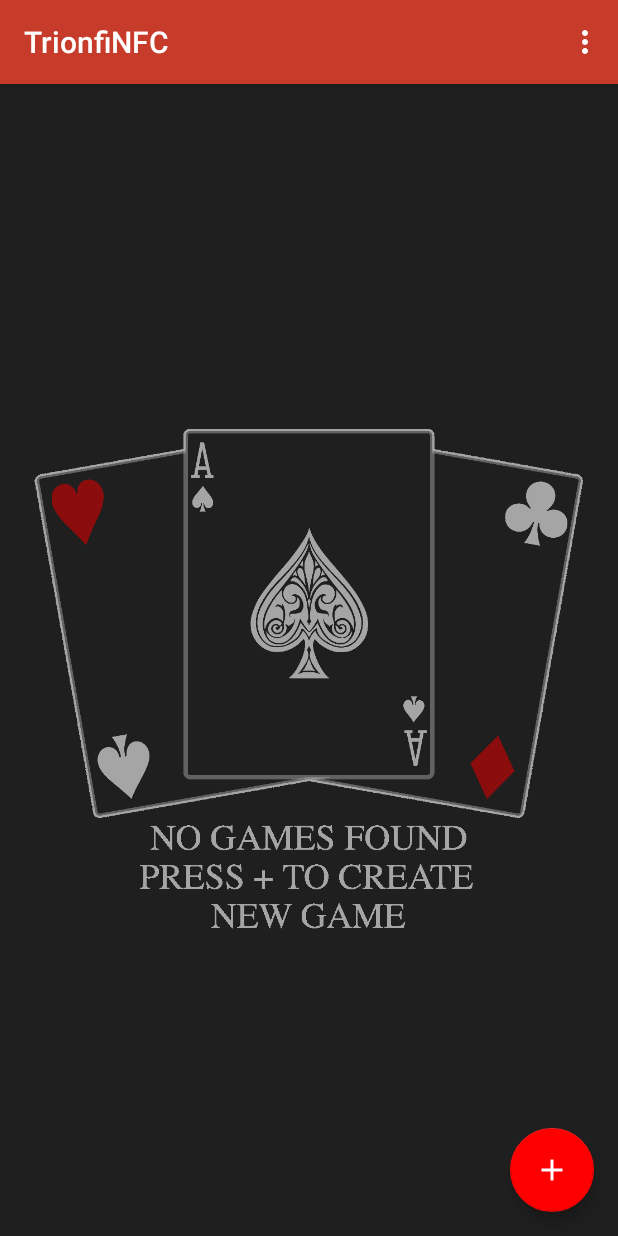
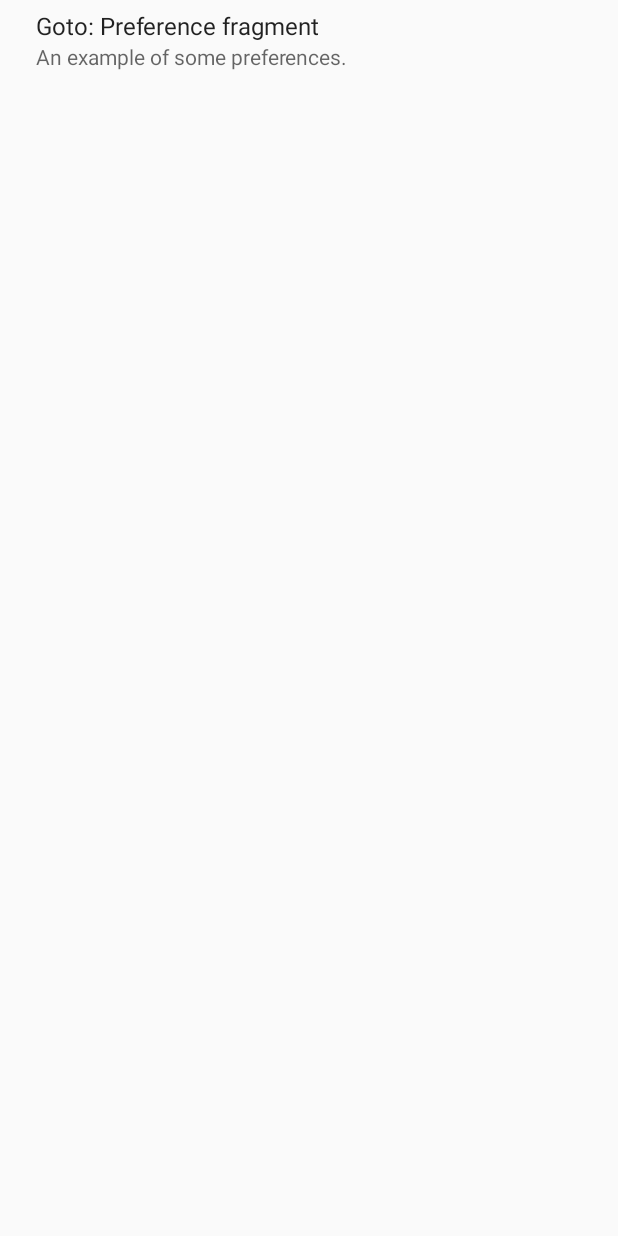
Before and after one commit to aavdiere/trionfiNFC, an Android app: the screen it shows after launch (MainActivity before the commit, SettingsActivity after it), in the options menu, after a tap on "Settings", on a phone screen of 412 x 824 dp. Run offline under Robolectric (Android 15) with nearby library versions, the phone set to English and light mode, and no system bars; our stand-ins replace Room's generated code; libraries missing offline, so code that uses them is left out: com.daimajia.swipe; 4 statements that could not run were skipped.

Commit message:
Hmmm I did something a while ago

```diff
--- a/app/build.gradle
+++ b/app/build.gradle
@@ -35,7 +35,8 @@ dependencies {
     implementation "android.arch.persistence.room:rxjava2:$archRoomVersion"
     implementation "org.jetbrains.anko:anko-common:$ankoVersion"
     implementation "org.jetbrains.anko:anko-design:$ankoVersion"
-    implementation "android.arch.lifecycle:extensions:1.0.0"
+    implementation "android.arch.lifecycle:extensions:1.1.0"
+    implementation 'com.android.support:preference-v14:26.1.0'
 
     implementation 'com.android.support.constraint:constraint-layout:1.0.2'
     androidTestImplementation "com.android.support.test:runner:$runnerVersion"
--- a/app/src/main/AndroidManifest.xml
+++ b/app/src/main/AndroidManifest.xml
@@ -45,6 +45,10 @@
                         android:scheme="vnd.android.nfc" />
             </intent-filter>
         </activity>
+        <activity
+            android:name=".views.SettingsActivity"
+            android:label="Preferences">
+        </activity>
     </application>
 
 </manifest>
--- a/app/src/main/java/co/vandierendonck/trionfinfc/views/MainActivity.kt
+++ b/app/src/main/java/co/vandierendonck/trionfinfc/views/MainActivity.kt
@@ -19,6 +19,9 @@ import kotlinx.android.synthetic.main.list_row.view.*
 import org.jetbrains.anko.alert
 import org.jetbrains.anko.startActivity
 import org.jetbrains.anko.toast
+import android.content.Intent
+
+
 
 class MainActivity : AppCompatActivity() {
     private lateinit var viewModel: GameListViewModel
@@ -113,7 +116,10 @@ class MainActivity : AppCompatActivity() {
         // automatically handle clicks on the Home/Up button, so long
         // as you specify a parent activity in AndroidManifest.xml.
         return when(item.itemId) {
-            R.id.action_settings -> true
+            R.id.action_settings -> {
+                startActivity<SettingsActivity>()
+                return true
+            }
             R.id.action_write -> {
                 startActivity<NfcWriteActivity>()
                 true
--- /dev/null
+++ b/app/src/main/java/co/vandierendonck/trionfinfc/views/SettingsActivity.kt
@@ -0,0 +1,14 @@
+package co.vandierendonck.trionfinfc.views
+
+import android.preference.PreferenceActivity
+import co.vandierendonck.trionfinfc.R
+
+class SettingsActivity : PreferenceActivity() {
+    override fun onBuildHeaders(target: List<PreferenceActivity.Header>) {
+        loadHeadersFromResource(R.xml.headers_preference, target)
+    }
+
+    override fun isValidFragment(fragmentName: String): Boolean {
+        return SettingsFragment::class.java.name == fragmentName
+    }
+}
--- a/app/src/main/res/values/strings.xml
+++ b/app/src/main/res/values/strings.xml
@@ -11,4 +11,6 @@
     <string name="title_activity_nfc_write">NfcWriteActivity</string>
     <string name="write_nfc_tag">Write NFC</string>
     <string name="add_button">Add</string>
+    <string name="pref_stay_awake">Stay awake</string>
+    <string name="pref_stay_awake_sum">Screen will always be full brightness and never time out.</string>
 </resources>
--- a/app/src/main/res/values/styles.xml
+++ b/app/src/main/res/values/styles.xml
@@ -15,4 +15,8 @@
     <style name="AppTheme.AppBarOverlay" parent="ThemeOverlay.AppCompat.Dark.ActionBar" />
 
     <style name="AppTheme.PopupOverlay" parent="ThemeOverlay.AppCompat.Light" />
+
+    <style name="AppPreferenceTheme" parent="@style/PreferenceThemeOverlay.v14.Material">
+        <item name="preferenceTheme">@style/PreferenceThemeOverlay.v14.Material</item>
+    </style>
 </resources>
--- /dev/null
+++ b/app/src/main/res/xml/headers_preference.xml
@@ -0,0 +1,11 @@
+<?xml version="1.0" encoding="utf-8"?>
+
+<preference-headers
+    xmlns:android="http://schemas.android.com/apk/res/android">
+
+    <header
+        android:fragment="co.vandierendonck.trionfinfc.views.SettingsFragment"
+        android:title="Goto: Preference fragment"
+        android:summary="An example of some preferences." />
+
+</preference-headers>
```
Also changed, not shown: app/src/main/java/co/vandierendonck/trionfinfc/views/SettingsFragment.kt (added, +12 -0 lines), app/src/main/res/xml/preferences.xml (added, +9 -0 lines), app/src/main/res/mipmap-hdpi/ic_launcher.png, app/src/main/res/mipmap-hdpi/ic_launcher_round.png, app/src/main/res/mipmap-mdpi/ic_launcher.png, app/src/main/res/mipmap-mdpi/ic_launcher_round.png, app/src/main/res/mipmap-xhdpi/ic_launcher.png, app/src/main/res/mipmap-xhdpi/ic_launcher_round.png, app/src/main/res/mipmap-xxhdpi/ic_launcher.png, app/src/main/res/mipmap-xxhdpi/ic_launcher_round.png, app/src/main/res/mipmap-xxxhdpi/ic_launcher.png, app/src/main/res/mipmap-xxxhdpi/ic_launcher_round.png, 1 other file.
